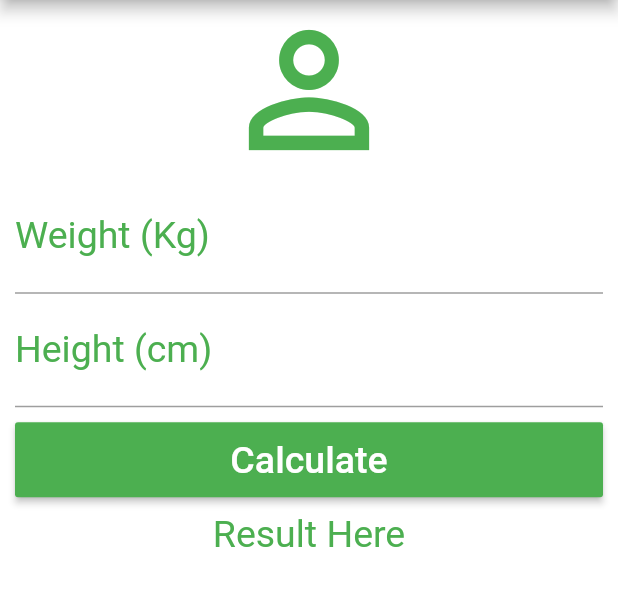
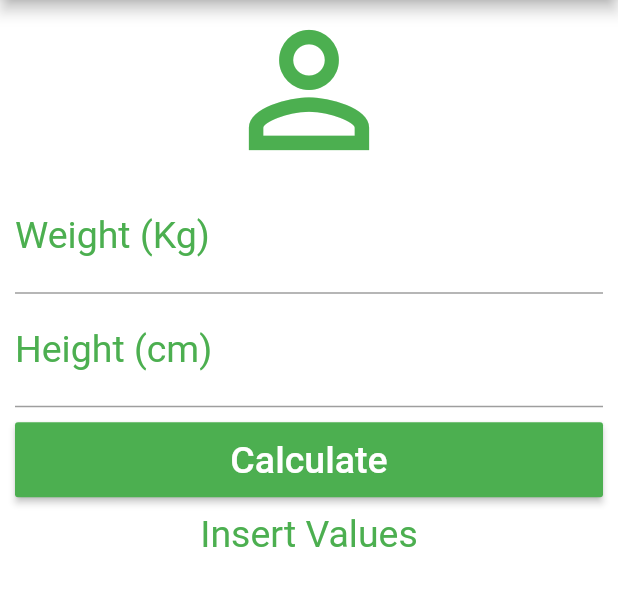
Before and after one commit to hedravBands/FlutterExcs16Apps, a Flutter app: the screen it shows after launch, after a tap on "Calculate", on a phone screen of 412 x 824 dp, the part 84-690 px from its top. Run offline on Flutter 3.47's test engine with Material 2 defaults, Android fonts, the phone set to English and light mode, and no system bars.

```diff
--- a/02_BMI_calculator/lib/main.dart
+++ b/02_BMI_calculator/lib/main.dart
@@ -13,6 +13,39 @@ class Home extends StatefulWidget {
 }
 
 class _HomeState extends State<Home> {
+  TextEditingController weightController = TextEditingController();
+  TextEditingController heightController = TextEditingController();
+  String _result = "Insert Values";
+
+  void _resetFields(){
+    weightController.text = "";
+    heightController.text = "";
+
+    setState(() {
+      _result = "Inform Values";
+    });
+
+  }
+
+  void _calculate(){
+
+    setState(() {
+      double weight = double.parse(weightController.text);
+      double height = double.parse(heightController.text) / 100; //unit in m
+      double bmi = weight / (height*height);
+      print(bmi);
+      if(bmi < 18.6) {
+        _result = "Under weight (BMI: ${bmi.toStringAsPrecision(3)})";
+      } else if(bmi >= 18.6 && bmi < 24.9){
+        _result = "Ideal weight (BMI: ${bmi.toStringAsPrecision(3)})";
+      } else if(bmi >= 25.0 && bmi < 29.9){
+        _result = "Above weight (BMI: ${bmi.toStringAsPrecision(3)})";
+      } else {
+        _result = "Obesity detected (BMI: ${bmi.toStringAsPrecision(3)})";
+      }
+    });
+  }
+
   @override
   Widget build(BuildContext context) {
     return Scaffold(
@@ -23,7 +56,7 @@ class _HomeState extends State<Home> {
           actions: <Widget>[
             IconButton(
               icon: Icon(Icons.refresh),
-              onPressed: () {},
+              onPressed: _resetFields,
             )
           ],
         ),
@@ -43,6 +76,7 @@ class _HomeState extends State<Home> {
                   ),
                   textAlign: TextAlign.center,
                   style: TextStyle(color: Colors.green, fontSize: 25.0),
+                  controller: weightController,
                 ),
                 TextField(
                   keyboardType: TextInputType.number,
@@ -52,6 +86,7 @@ class _HomeState extends State<Home> {
                   ),
                   textAlign: TextAlign.center,
                   style: TextStyle(color: Colors.green, fontSize: 25.0),
+                  controller: heightController,
                 ),
                 Padding(
                 padding: EdgeInsets.only(top: 10.0, bottom: 10.0),
@@ -59,7 +94,7 @@ class _HomeState extends State<Home> {
                       height: 50.0,
                       child:
                       RaisedButton(
-                        onPressed: () {},
+                        onPressed: _calculate,
                         color: Colors.green,
                         child: Text(
                           "Calculate",
@@ -68,7 +103,7 @@ class _HomeState extends State<Home> {
                       )
                   ),
                 ),
-                Text("Result Here", textAlign: TextAlign.center,
+                Text("$_result", textAlign: TextAlign.center,
                   style: TextStyle(color: Colors.green, fontSize: 25.0),)
               ],
             )),
```
